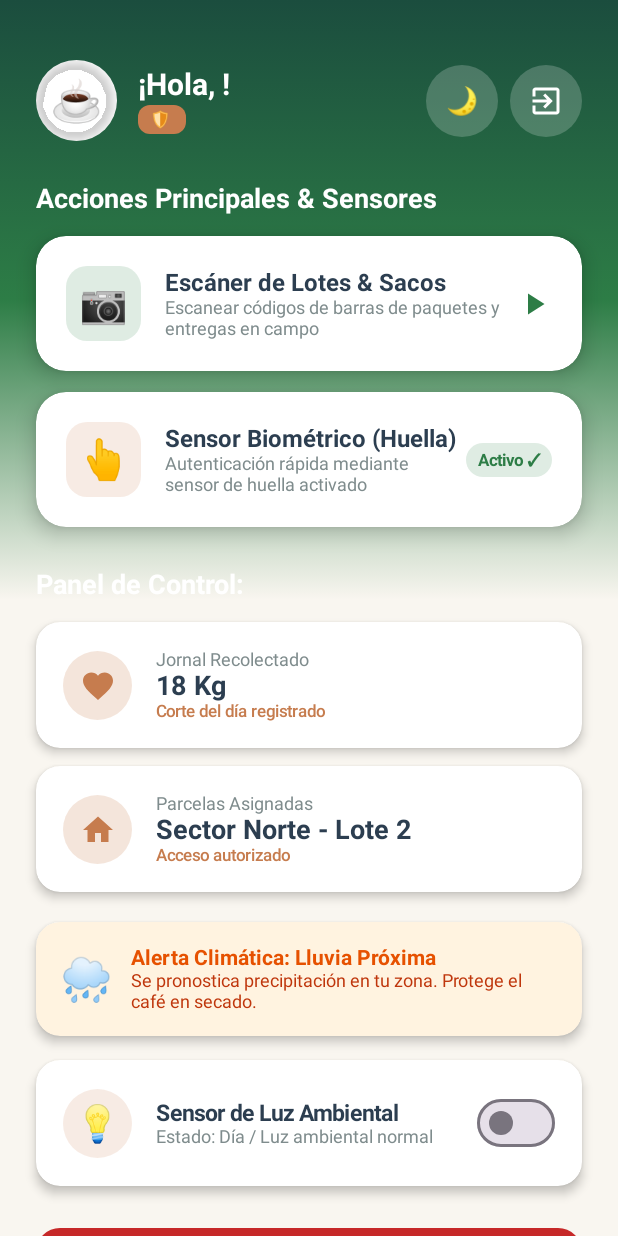
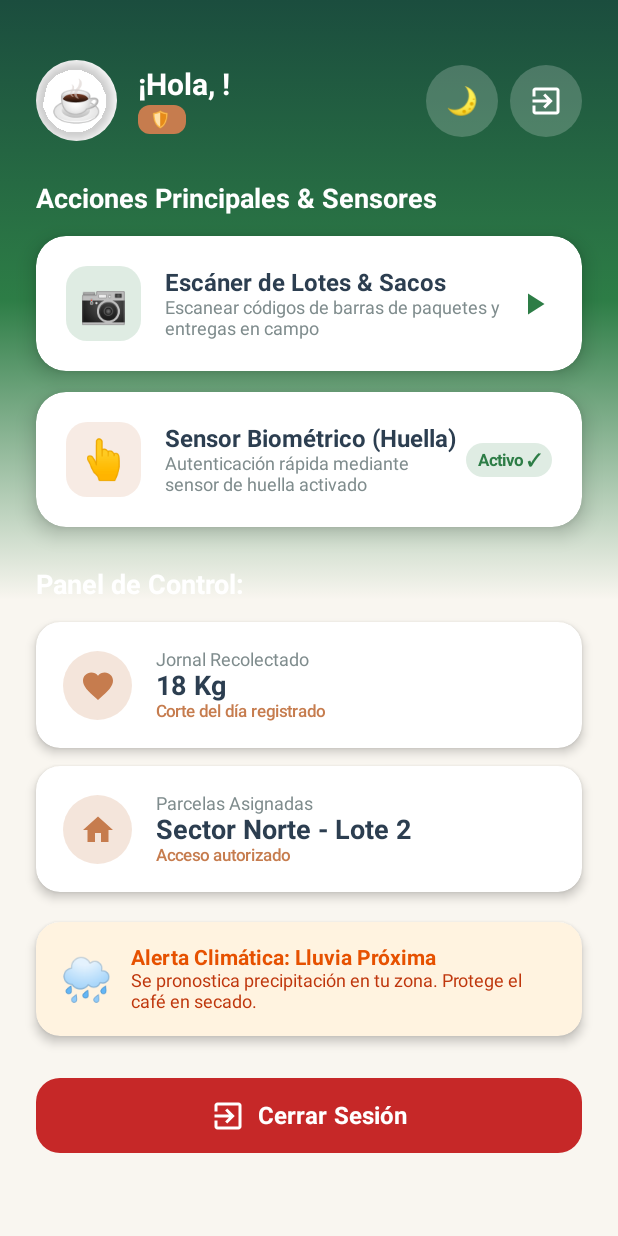
Before and after one commit to Juangg32/AgroCafe, an Android app built with Jetpack Compose: the composable DashboardScreen called with empty values, on a phone screen of 412 x 824 dp. Run offline under Robolectric (Android 15) with nearby library versions, the phone set to English and light mode, and no system bars.

Commit message:
refactor: remover tarjeta de simulacion de sensor del dashboard y conservar boton superior de modo oscuro

```diff
--- a/frontend/LoginFrontend/shared/src/commonMain/kotlin/org/example/project/DashboardScreen.kt
+++ b/frontend/LoginFrontend/shared/src/commonMain/kotlin/org/example/project/DashboardScreen.kt
@@ -309,50 +309,6 @@ fun DashboardScreen(
                 }
             }
 
-            Spacer(modifier = Modifier.height(16.dp))
-
-            // Light Sensor Simulator Card / Switch
-            Card(
-                modifier = Modifier
-                    .fillMaxWidth()
-                    .shadow(4.dp, RoundedCornerShape(16.dp)),
-                shape = RoundedCornerShape(16.dp),
-                colors = CardDefaults.cardColors(containerColor = cardBg)
-            ) {
-                Row(
-                    modifier = Modifier.padding(18.dp),
-                    verticalAlignment = Alignment.CenterVertically
-                ) {
-                    Box(
-                        modifier = Modifier
-                            .size(46.dp)
-                            .clip(CircleShape)
-                            .background(CoffeeAmber.copy(alpha = 0.15f)),
-                        contentAlignment = Alignment.Center
-                    ) {
-                        Text(text = "💡", fontSize = 24.sp)
-                    }
-                    Spacer(modifier = Modifier.width(16.dp))
-                    Column(modifier = Modifier.weight(1f)) {
-                        Text(
-                            text = "Sensor de Luz Ambiental",
-                            fontSize = 15.sp,
-                            fontWeight = FontWeight.Bold,
-                            color = textColor
-                        )
-                        Text(
-                            text = if (isDarkMode) "Estado: Noche / Oscuridad detectada" else "Estado: Día / Luz ambiental normal",
-                            fontSize = 12.sp,
-                            color = mutedColor
-                        )
-                    }
-                    Switch(
-                        checked = isDarkMode,
-                        onCheckedChange = { onToggleTheme() }
-                    )
-                }
-            }
-
             Spacer(modifier = Modifier.height(28.dp))
 
             // Logout Button
```
